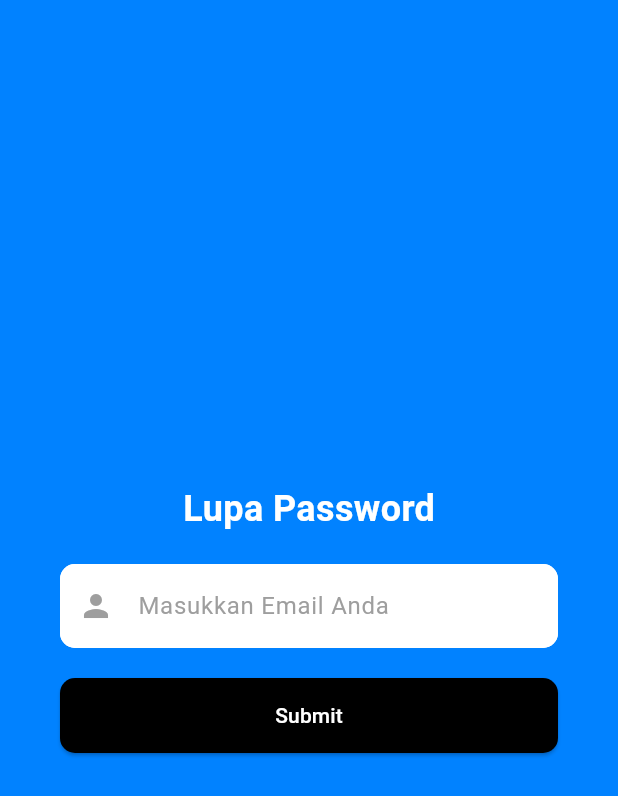
After one commit to Fredo-Ronan/Mobile_P3L_Atma_Kitchen_App, a Flutter app: the screen it shows after launch, after a tap on "Lupa Password?", on a phone screen of 412 x 824 dp. The commit adds this screen. Shown: the top 796 px of the screen. Run offline on Flutter 3.47's test engine with Material 3 defaults, Android fonts, the phone set to English and light mode, and no system bars; our stand-ins replace shared_preferences; accounts and stored records are empty; network calls fail.

Commit message:
reset_passwordd

```diff
--- a/lib/database/customer_client.dart
+++ b/lib/database/customer_client.dart
@@ -18,4 +18,6 @@ class CustomerClient {
       return Future.error(e.toString());
     }
   }
+
+
 }
--- a/lib/entity/customer.dart
+++ b/lib/entity/customer.dart
@@ -17,6 +17,7 @@ class Customer {
   // menerima JSON dari API yang nanti diconvert jadi object Customer
   factory Customer.fromRawJson(String str) =>
       Customer.fromJson(json.decode(str));
+
   factory Customer.fromJson(Map<String, dynamic> json) => Customer(
         idCustomer: json["id_customer"],
         namaCustomer: json["nama_customer"],
@@ -29,6 +30,7 @@ class Customer {
 
   // membuat json dari object Customer untuk dikirim melalui API
   String toRawJson() => json.encode(toJson());
+
   Map<String, dynamic> toJson() => {
     "id_customer": idCustomer,
     "nama_customer": namaCustomer,
--- a/lib/entity/karyawan.dart
+++ b/lib/entity/karyawan.dart
@@ -13,6 +13,7 @@ class Karyawan {
       this.role});
 
   factory Karyawan.fromRawJson(String str) => Karyawan.fromJson(json.decode(str));
+
   factory Karyawan.fromJson(Map<String, dynamic> json) => Karyawan(
       idKaryawan: json["id_karyawan"],
       namaKaryawan: json["nama_karyawan"],
--- a/lib/view/login/login.dart
+++ b/lib/view/login/login.dart
@@ -5,6 +5,7 @@ import 'package:mobile_app_atma_kitchen/database/user_client.dart';
 import 'package:mobile_app_atma_kitchen/entity/customer.dart';
 import 'package:mobile_app_atma_kitchen/entity/karyawan.dart';
 import 'package:mobile_app_atma_kitchen/view/customer/home.dart';
+import 'package:mobile_app_atma_kitchen/view/lupaPassword.dart';
 import 'package:mobile_app_atma_kitchen/view/mo/home_mo.dart';
 import 'package:shared_preferences/shared_preferences.dart';
 import 'package:url_launcher/url_launcher.dart';
@@ -191,10 +192,30 @@ class _LoginViewState extends State<LoginView> {
                   ),
                 ),
 
+                Container(
+                  alignment: Alignment.centerRight,
+                  child: Padding(
+                    padding: const EdgeInsets.only(top: 10, right: 10),
+                    child: TextButton(
+                      child: const Text(
+                        "Lupa Password?",
+                        style: TextStyle(
+                            color: Colors.white, fontWeight: FontWeight.w500),
+                      ),
+                      onPressed: () {
+                        Navigator.push(
+                            context,
+                            MaterialPageRoute(
+                                builder: (context) => const ForgetPassword()));
+                      },
+                    ),
+                  ),
+                ),
+
                 //Login button
                 Padding(
                   padding: const EdgeInsets.only(
-                    top: 100,
+                    top: 20,
                   ),
                   child: SizedBox(
                     height: 50,
@@ -227,8 +248,8 @@ class _LoginViewState extends State<LoginView> {
                             if (jsonDecode(responseLogin)["role"] == "MO" &&
                                 jsonDecode(responseLogin)["status"] == "OK") {
                               // user yang login adalah MO
-                              Karyawan managerOperasional = Karyawan
-                                  .fromJson(jsonDecode(responseLogin)["data"]);
+                              Karyawan managerOperasional = Karyawan.fromJson(
+                                  jsonDecode(responseLogin)["data"]);
 
                               SharedPreferences prefs =
                                   await SharedPreferences.getInstance();
--- /dev/null
+++ b/lib/view/lupaPassword.dart
@@ -0,0 +1,151 @@
+import 'package:flutter/material.dart';
+import 'package:mobile_app_atma_kitchen/database/customer_client.dart';
+import 'package:mobile_app_atma_kitchen/database/user_client.dart';
+import 'dart:math';
+
+String generateRandomString(int length) {
+  const charset =
+      'abcdefghijklmnopqrstuvwxyzABCDEFGHIJKLMNOPQRSTUVWXYZ0123456789';
+  Random random = Random();
+  return String.fromCharCodes(
+    List.generate(
+      length,
+      (index) => charset.codeUnitAt(random.nextInt(charset.length)),
+    ),
+  );
+}
+
+class ForgetPassword extends StatefulWidget {
+  const ForgetPassword({super.key});
+
+  @override
+  State<ForgetPassword> createState() => _ForgetPasswordState();
+}
+
+class _ForgetPasswordState extends State<ForgetPassword> {
+  final _formKey = GlobalKey<FormState>();
+  final emailController = TextEditingController();
+  @override
+  void dispose() {
+    super.dispose();
+  }
+
+  @override
+  Widget build(BuildContext context) {
+    return SafeArea(
+        child: Scaffold(
+      backgroundColor: const Color(0xFF0182FF),
+      body: Padding(
+        padding: const EdgeInsets.all(40.0),
+        child: Center(
+          child: Column(
+            mainAxisAlignment: MainAxisAlignment.center,
+            children: [
+              const Text(
+                "Lupa Password",
+                style: TextStyle(
+                  color: Colors.white,
+                  fontSize: 24.0,
+                  fontWeight: FontWeight.bold,
+                ),
+              ),
+              const SizedBox(height: 20.0),
+              Container(
+                decoration: BoxDecoration(
+                  color: Colors.white,
+                  borderRadius: BorderRadius.circular(10.0),
+                ),
+                child: TextFormField(
+                  key: const Key('email'),
+                  controller: emailController,
+                  decoration: InputDecoration(
+                    labelText: "Masukkan Email Anda",
+                    labelStyle: const TextStyle(color: Colors.grey),
+                    prefixIcon: const Icon(Icons.person, color: Colors.grey),
+                    enabledBorder: OutlineInputBorder(
+                      borderSide: const BorderSide(color: Colors.white),
+                      borderRadius: BorderRadius.circular(10.0),
+                    ),
+                    focusedBorder: OutlineInputBorder(
+                      borderSide: const BorderSide(color: Colors.white),
+                      borderRadius: BorderRadius.circular(10.0),
+                    ),
+                    floatingLabelBehavior: FloatingLabelBehavior.never,
+                  ),
+                  validator: (value) {
+                    if (value == "") {
+                      return 'Please enter some text';
+                    }
+                    return null;
+                  },
+                ),
+              ),
+              const SizedBox(height: 20.0),
+              ElevatedButton(
+                  onPressed: () async {
+                    final scaffold = ScaffoldMessenger.of(context);
+
+                    try {
+                      var response =
+                          await UserClient.getEmailCheck(emailController.text);
+                      print(response);
+
+                      if (response["EMAIL_CUSTOMER"] == emailController.text) {
+                        String token = generateRandomString(10);
+
+                        var sendToken = await UserClient.updateToken(
+                            token, response["ID_CUSTOMER"]);
+
+                        if (sendToken != null) {
+                          String url_reset_password =
+                              "https://p3-l-atma-kitchen-app.vercel.app/api/verify/$token/${response["ID_CUSTOMER"]}";
+
+                          var sendEmail =
+                              await UserClient.sendEmailResetPasword(
+                                  emailController.text, url_reset_password);
+
+                          if (sendEmail != null) {
+                            scaffold.showSnackBar(
+                              const SnackBar(
+                                content: Text(
+                                  'Password reset link telah dikirim ke email Anda',
+                                  style: TextStyle(color: Colors.white),
+                                ),
+                                duration: Duration(seconds: 5),
+                                backgroundColor: Colors.green,
+                              ),
+                            );
+
+                            Navigator.pop(context);
+                          }
+                        }
+                      }
+                    } catch (e) {
+                      scaffold.showSnackBar(
+                        SnackBar(
+                          content: Text(
+                            e.toString(),
+                            style: const TextStyle(color: Colors.white),
+                          ),
+                          duration: const Duration(seconds: 5),
+                          backgroundColor: Colors.red,
+                        ),
+                      );
+                    }
+                  },
+                  child: const Text("Submit"),
+                  style: ElevatedButton.styleFrom(
+                    minimumSize: const Size(double.infinity, 50.0),
+                    backgroundColor: const Color(0xFF000000),
+                    foregroundColor: Colors.white,
+                    shape: RoundedRectangleBorder(
+                      borderRadius: BorderRadius.circular(10.0),
+                    ),
+                  ))
+            ],
+          ),
+        ),
+      ),
+    ));
+  }
+}
```
Also changed, not shown: lib/database/user_client.dart (+47 -3 lines), pubspec.lock.
